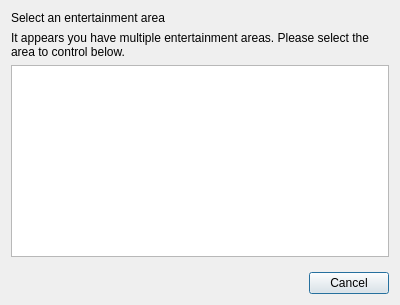
Before: the Qt Designer form HueEntertainmentCentre/Qt/entertainmentGroupConnectDialog.ui in PropaneDragon/PiHueEntertainment, drawn with Qt 5.
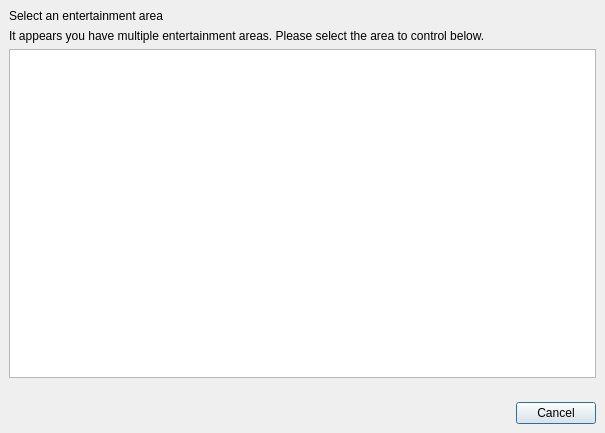
After: the same form once the commit is applied.

```diff
--- a/HueEntertainmentCentre/Qt/entertainmentGroupConnectDialog.ui
+++ b/HueEntertainmentCentre/Qt/entertainmentGroupConnectDialog.ui
@@ -6,14 +6,32 @@
    <rect>
     <x>0</x>
     <y>0</y>
-    <width>400</width>
-    <height>305</height>
+    <width>605</width>
+    <height>433</height>
    </rect>
   </property>
   <property name="windowTitle">
    <string>Select an entertainment area</string>
   </property>
+  <property name="styleSheet">
+   <string notr="true"/>
+  </property>
   <layout class="QVBoxLayout" name="verticalLayout">
+   <property name="leftMargin">
+    <number>0</number>
+   </property>
+   <property name="topMargin">
+    <number>0</number>
+   </property>
+   <property name="rightMargin">
+    <number>0</number>
+   </property>
+   <property name="bottomMargin">
+    <number>0</number>
+   </property>
+   <item>
+    <widget class="QWidget" name="widget_2" native="true">
+     <layout class="QVBoxLayout" name="verticalLayout_3">
    <item>
     <widget class="QLabel" name="label">
      <property name="sizePolicy">
@@ -55,24 +73,23 @@
    <item>
     <widget class="QListView" name="list_groups"/>
    </item>
-   <item>
-    <spacer name="verticalSpacer">
-     <property name="orientation">
-      <enum>Qt::Vertical</enum>
-     </property>
-     <property name="sizeHint" stdset="0">
-      <size>
-       <width>20</width>
-       <height>0</height>
-      </size>
-     </property>
-    </spacer>
+     </layout>
+    </widget>
    </item>
+   <item>
+    <widget class="QWidget" name="widget" native="true">
+     <property name="class" stdset="0">
+      <string>footer</string>
+     </property>
+     <layout class="QVBoxLayout" name="verticalLayout_2">
    <item>
     <widget class="QDialogButtonBox" name="buttons_bottom">
      <property name="standardButtons">
       <set>QDialogButtonBox::Cancel</set>
      </property>
+       </widget>
+      </item>
+     </layout>
     </widget>
    </item>
   </layout>
```
Left out of the diff: 2 changed lines with no effect on the pictures. Lines whose indentation alone changed are shown as unchanged.
